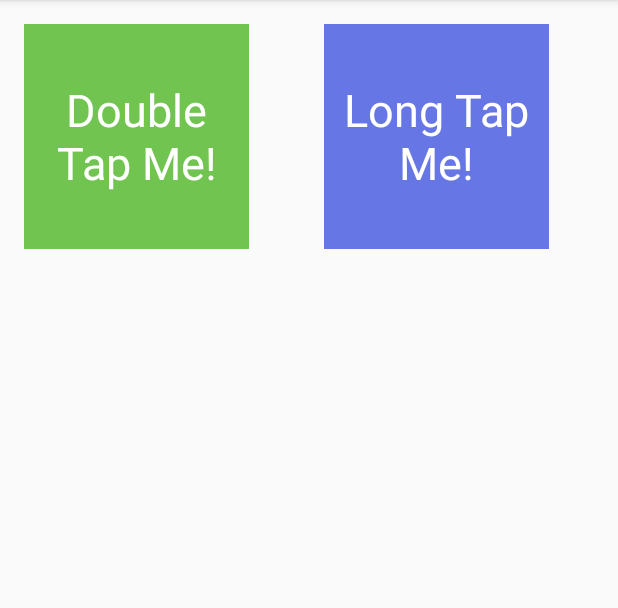
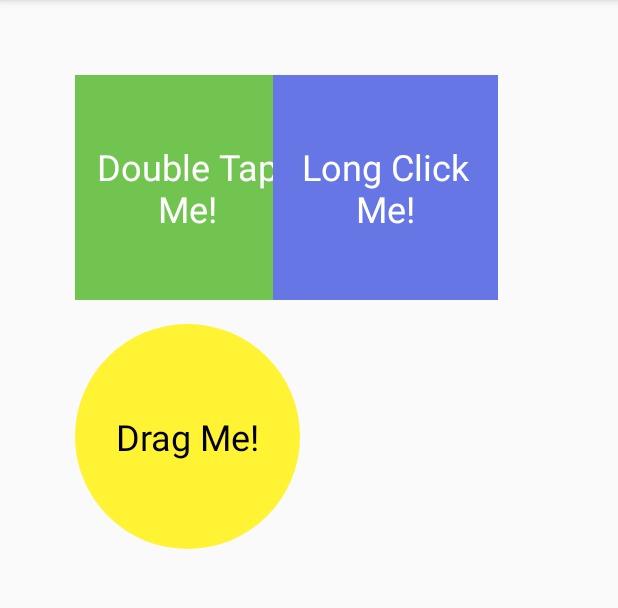
Before and after one commit to csiems/Bells-And-Whistles, an Android app: the screen it shows after launch (MainActivity), on a phone screen of 412 x 824 dp, the part 84-692 px from its top. Run offline under Robolectric (Android 15) with nearby library versions, the phone set to English and light mode, and no system bars; our stand-ins replace ButterKnife.

Commit message:
Implement draggable item

```diff
--- /dev/null
+++ b/app/src/main/res/drawable/circle.xml
@@ -0,0 +1,12 @@
+<?xml version="1.0" encoding="utf-8"?>
+<shape
+    xmlns:android="http://schemas.android.com/apk/res/android"
+    android:shape="oval">
+    <solid
+        android:color="#FFF333"/>
+
+    <size
+        android:width="120dp"
+        android:height="120dp"/>
+
+</shape>
--- a/app/src/main/res/layout/activity_main.xml
+++ b/app/src/main/res/layout/activity_main.xml
@@ -7,30 +7,38 @@
     android:paddingLeft="@dimen/activity_horizontal_margin"
     android:paddingRight="@dimen/activity_horizontal_margin"
     android:paddingTop="@dimen/activity_vertical_margin"
+    android:padding="50dp"
+    android:id="@+id/outsideRelativeLayout"
     tools:context="com.epicodus.bellsandwhistles.MainActivity">
 
+    <RelativeLayout
+        android:layout_width="match_parent"
+        android:layout_height="match_parent"
+        android:id="@+id/parentRelativeLayout"
+        >
+
         <TextView
-        android:layout_width="150dp"
-        android:layout_height="150dp"
+            android:layout_width="@dimen/itemSize"
+            android:layout_height="@dimen/itemSize"
             android:text="Double Tap Me!"
             android:id="@+id/doubleTapTextView"
             android:layout_alignParentTop="true"
             android:layout_alignParentLeft="true"
             android:layout_alignParentStart="true"
             android:background="#72c451"
-        android:textSize="30sp"
+            android:textSize="24sp"
             android:textColor="#FFF"
             android:textAlignment="center"
             android:gravity="center_vertical"
             />
 
         <TextView
-        android:layout_width="150dp"
-        android:layout_height="150dp"
-        android:text="Long Tap Me!"
+            android:layout_width="@dimen/itemSize"
+            android:layout_height="@dimen/itemSize"
+            android:text="Long Click Me!"
             android:id="@+id/longTapTextView"
             android:background="@color/colorPrimaryDark"
-        android:textSize="30sp"
+            android:textSize="24sp"
             android:textColor="#FFF"
             android:textAlignment="center"
             android:layout_marginRight="30dp"
@@ -38,4 +46,23 @@
             android:layout_alignParentTop="true"
             android:layout_alignParentRight="true"
             android:layout_alignParentEnd="true" />
+
+        <TextView
+            android:layout_width="@dimen/itemSize"
+            android:layout_height="@dimen/itemSize"
+            android:text="Drag Me!"
+            android:id="@+id/dragTextView"
+            android:background="@drawable/circle"
+            android:textSize="24sp"
+            android:textColor="#000"
+            android:layout_marginTop="@dimen/activity_vertical_margin"
+            android:textAlignment="center"
+            android:gravity="center_vertical"
+            android:layout_below="@id/doubleTapTextView"
+            />
+
+
     </RelativeLayout>
+
+
+</RelativeLayout>
--- a/app/src/main/res/values/dimens.xml
+++ b/app/src/main/res/values/dimens.xml
@@ -2,4 +2,5 @@
     <!-- Default screen margins, per the Android Design guidelines. -->
     <dimen name="activity_horizontal_margin">16dp</dimen>
     <dimen name="activity_vertical_margin">16dp</dimen>
+    <dimen name="itemSize">150dp</dimen>
 </resources>
```
Also changed, not shown: app/src/main/java/com/epicodus/bellsandwhistles/MainActivity.java (+80 -2 lines). Lines whose indentation alone changed are shown as unchanged.
